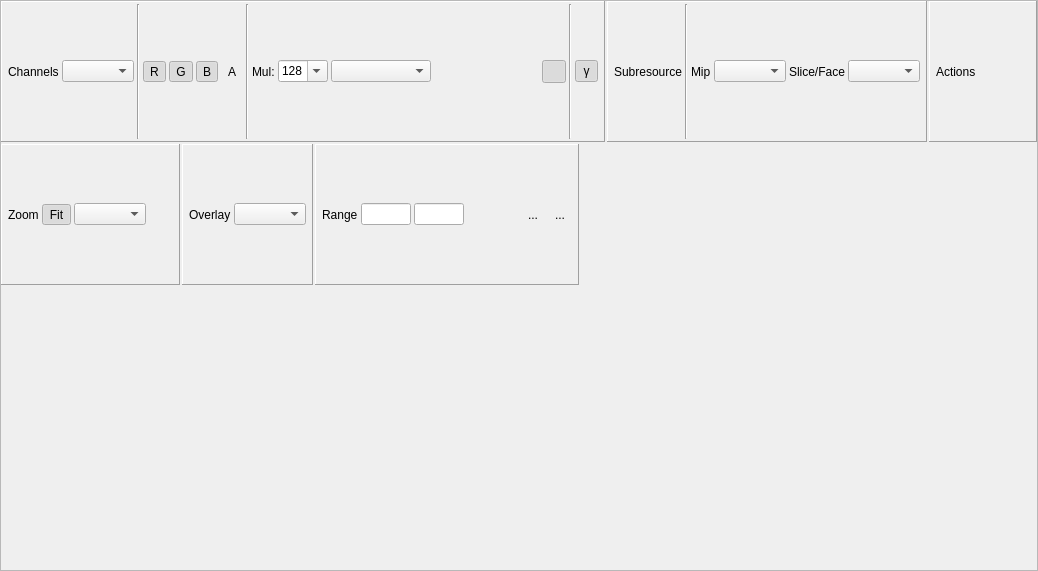
First picture: the form in qrenderdoc/Windows/TextureViewer.ui, repository baldurk/renderdoc, before the edit.
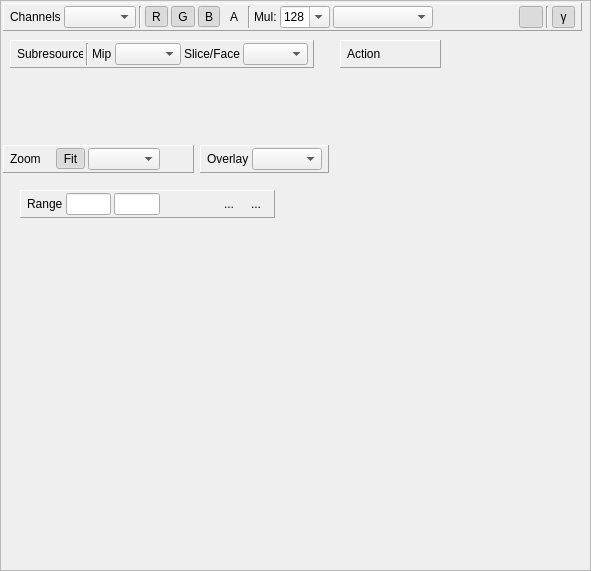
Second picture: the form after the edit. Icons and pictures are not drawn. Custom widgets are drawn as their Qt base class.

Commit message: Use FlowLayout for texture viewer toolbars, do layout at runtime

Patch:
```diff
--- a/qrenderdoc/Windows/TextureViewer.ui
+++ b/qrenderdoc/Windows/TextureViewer.ui
@@ -6,7 +6,7 @@
    <rect>
     <x>0</x>
     <y>0</y>
-    <width>1008</width>
+    <width>591</width>
     <height>571</height>
    </rect>
   </property>
@@ -19,26 +19,472 @@
   <property name="frameShadow">
    <enum>QFrame::Raised</enum>
   </property>
-  <layout class="QVBoxLayout" name="verticalLayout">
+  <widget class="ToolWindowManager" name="dockarea" native="true">
+   <property name="geometry">
+    <rect>
+     <x>70</x>
+     <y>420</y>
+     <width>119</width>
+     <height>100</height>
+    </rect>
+   </property>
+   <property name="minimumSize">
+    <size>
+     <width>100</width>
+     <height>100</height>
+    </size>
+   </property>
+  </widget>
+  <widget class="CustomPaintWidget" name="framerender" native="true">
+   <property name="geometry">
+    <rect>
+     <x>310</x>
+     <y>400</y>
+     <width>129</width>
+     <height>99</height>
+    </rect>
+   </property>
+   <property name="cursor">
+    <cursorShape>CrossCursor</cursorShape>
+   </property>
+   <property name="styleSheet">
+    <string notr="true"/>
+   </property>
+  </widget>
+  <widget class="QFrame" name="rangeToolbar">
+   <property name="geometry">
+    <rect>
+     <x>20</x>
+     <y>190</y>
+     <width>255</width>
+     <height>28</height>
+    </rect>
+   </property>
+   <property name="minimumSize">
+    <size>
+     <width>0</width>
+     <height>28</height>
+    </size>
+   </property>
+   <property name="frameShape">
+    <enum>QFrame::Panel</enum>
+   </property>
+   <property name="frameShadow">
+    <enum>QFrame::Raised</enum>
+   </property>
+   <layout class="QHBoxLayout" name="horizontalLayout_7">
    <property name="spacing">
+     <number>3</number>
+    </property>
+    <property name="leftMargin">
+     <number>6</number>
+    </property>
+    <property name="topMargin">
     <number>2</number>
    </property>
+    <property name="rightMargin">
+     <number>6</number>
+    </property>
+    <property name="bottomMargin">
+     <number>2</number>
+    </property>
+    <item>
+     <widget class="QLabel" name="label_5">
+      <property name="text">
+       <string>Range</string>
+      </property>
+     </widget>
+    </item>
+    <item>
+     <widget class="QLineEdit" name="lineEdit">
+      <property name="sizePolicy">
+       <sizepolicy hsizetype="Preferred" vsizetype="Fixed">
+        <horstretch>0</horstretch>
+        <verstretch>0</verstretch>
+       </sizepolicy>
+      </property>
+      <property name="maximumSize">
+       <size>
+        <width>50</width>
+        <height>16777215</height>
+       </size>
+      </property>
+     </widget>
+    </item>
+    <item>
+     <widget class="QLineEdit" name="lineEdit_2">
+      <property name="sizePolicy">
+       <sizepolicy hsizetype="Preferred" vsizetype="Fixed">
+        <horstretch>0</horstretch>
+        <verstretch>0</verstretch>
+       </sizepolicy>
+      </property>
+      <property name="maximumSize">
+       <size>
+        <width>50</width>
+        <height>16777215</height>
+       </size>
+      </property>
+     </widget>
+    </item>
+    <item>
+     <widget class="QToolButton" name="toolButton_16">
+      <property name="text">
+       <string/>
+      </property>
+      <property name="icon">
+       <iconset resource="../resources.qrc">
+        <normaloff>:/Resources/zoom.png</normaloff>:/Resources/zoom.png</iconset>
+      </property>
+      <property name="autoRaise">
+       <bool>true</bool>
+      </property>
+     </widget>
+    </item>
+    <item>
+     <widget class="QToolButton" name="toolButton_18">
+      <property name="text">
+       <string/>
+      </property>
+      <property name="icon">
+       <iconset resource="../resources.qrc">
+        <normaloff>:/Resources/wand.png</normaloff>:/Resources/wand.png</iconset>
+      </property>
+      <property name="autoRaise">
+       <bool>true</bool>
+      </property>
+     </widget>
+    </item>
+    <item>
+     <widget class="QToolButton" name="toolButton_17">
+      <property name="text">
+       <string>...</string>
+      </property>
+      <property name="icon">
+       <iconset resource="../resources.qrc">
+        <normaloff>:/Resources/arrow_undo.png</normaloff>:/Resources/arrow_undo.png</iconset>
+      </property>
+      <property name="autoRaise">
+       <bool>true</bool>
+      </property>
+     </widget>
+    </item>
+    <item>
+     <widget class="QToolButton" name="toolButton_3">
+      <property name="text">
+       <string>...</string>
+      </property>
+      <property name="icon">
+       <iconset resource="../resources.qrc">
+        <normaloff>:/Resources/chart_curve.png</normaloff>:/Resources/chart_curve.png</iconset>
+      </property>
+      <property name="autoRaise">
+       <bool>true</bool>
+      </property>
+     </widget>
+    </item>
+   </layout>
+  </widget>
+  <widget class="QFrame" name="overlayToolbar">
+   <property name="geometry">
+    <rect>
+     <x>200</x>
+     <y>145</y>
+     <width>129</width>
+     <height>28</height>
+    </rect>
+   </property>
+   <property name="minimumSize">
+    <size>
+     <width>0</width>
+     <height>28</height>
+    </size>
+   </property>
+   <property name="frameShape">
+    <enum>QFrame::Panel</enum>
+   </property>
+   <property name="frameShadow">
+    <enum>QFrame::Raised</enum>
+   </property>
+   <layout class="QHBoxLayout" name="horizontalLayout_8">
+    <property name="spacing">
+     <number>3</number>
+    </property>
    <property name="leftMargin">
-    <number>0</number>
+     <number>6</number>
    </property>
    <property name="topMargin">
-    <number>0</number>
+     <number>2</number>
    </property>
    <property name="rightMargin">
-    <number>0</number>
+     <number>6</number>
    </property>
    <property name="bottomMargin">
-    <number>0</number>
+     <number>2</number>
    </property>
    <item>
-    <layout class="QHBoxLayout" name="horizontalLayout_2">
+     <widget class="QLabel" name="label_4">
+      <property name="text">
+       <string>Overlay</string>
+      </property>
+     </widget>
+    </item>
      <item>
-      <widget class="QFrame" name="frame">
+     <widget class="QComboBox" name="comboBox_4"/>
+    </item>
+   </layout>
+  </widget>
+  <widget class="QFrame" name="zoomToolbar">
+   <property name="geometry">
+    <rect>
+     <x>3</x>
+     <y>145</y>
+     <width>191</width>
+     <height>28</height>
+    </rect>
+   </property>
+   <property name="minimumSize">
+    <size>
+     <width>0</width>
+     <height>28</height>
+    </size>
+   </property>
+   <property name="frameShape">
+    <enum>QFrame::Panel</enum>
+   </property>
+   <property name="frameShadow">
+    <enum>QFrame::Raised</enum>
+   </property>
+   <layout class="QHBoxLayout" name="horizontalLayout_9">
+    <property name="spacing">
+     <number>3</number>
+    </property>
+    <property name="leftMargin">
+     <number>6</number>
+    </property>
+    <property name="topMargin">
+     <number>2</number>
+    </property>
+    <property name="rightMargin">
+     <number>6</number>
+    </property>
+    <property name="bottomMargin">
+     <number>2</number>
+    </property>
+    <item>
+     <widget class="QLabel" name="label_2">
+      <property name="text">
+       <string>Zoom</string>
+      </property>
+     </widget>
+    </item>
+    <item>
+     <widget class="QToolButton" name="toolButton_14">
+      <property name="text">
+       <string>Fit</string>
+      </property>
+      <property name="icon">
+       <iconset resource="../resources.qrc">
+        <normaloff>:/Resources/fit_window.png</normaloff>:/Resources/fit_window.png</iconset>
+      </property>
+      <property name="checkable">
+       <bool>true</bool>
+      </property>
+      <property name="checked">
+       <bool>true</bool>
+      </property>
+      <property name="toolButtonStyle">
+       <enum>Qt::ToolButtonTextBesideIcon</enum>
+      </property>
+      <property name="autoRaise">
+       <bool>true</bool>
+      </property>
+     </widget>
+    </item>
+    <item>
+     <widget class="QComboBox" name="comboBox_3"/>
+    </item>
+    <item>
+     <widget class="QToolButton" name="toolButton_15">
+      <property name="text">
+       <string/>
+      </property>
+      <property name="icon">
+       <iconset resource="../resources.qrc">
+        <normaloff>:/Resources/flip_y.png</normaloff>:/Resources/flip_y.png</iconset>
+      </property>
+      <property name="checkable">
+       <bool>true</bool>
+      </property>
+      <property name="autoRaise">
+       <bool>true</bool>
+      </property>
+     </widget>
+    </item>
+   </layout>
+  </widget>
+  <widget class="QFrame" name="actionToolbar">
+   <property name="geometry">
+    <rect>
+     <x>340</x>
+     <y>40</y>
+     <width>101</width>
+     <height>28</height>
+    </rect>
+   </property>
+   <property name="minimumSize">
+    <size>
+     <width>0</width>
+     <height>28</height>
+    </size>
+   </property>
+   <property name="frameShape">
+    <enum>QFrame::Panel</enum>
+   </property>
+   <property name="frameShadow">
+    <enum>QFrame::Raised</enum>
+   </property>
+   <layout class="QHBoxLayout" name="horizontalLayout_4">
+    <property name="spacing">
+     <number>3</number>
+    </property>
+    <property name="leftMargin">
+     <number>6</number>
+    </property>
+    <property name="topMargin">
+     <number>2</number>
+    </property>
+    <property name="rightMargin">
+     <number>6</number>
+    </property>
+    <property name="bottomMargin">
+     <number>2</number>
+    </property>
+    <item>
+     <widget class="QLabel" name="label_6">
+      <property name="text">
+       <string>Actions</string>
+      </property>
+     </widget>
+    </item>
+    <item>
+     <widget class="QToolButton" name="toolButton">
+      <property name="text">
+       <string/>
+      </property>
+      <property name="icon">
+       <iconset resource="../resources.qrc">
+        <normaloff>:/Resources/save.png</normaloff>:/Resources/save.png</iconset>
+      </property>
+      <property name="autoRaise">
+       <bool>true</bool>
+      </property>
+     </widget>
+    </item>
+    <item>
+     <widget class="QToolButton" name="toolButton_2">
+      <property name="text">
+       <string/>
+      </property>
+      <property name="icon">
+       <iconset resource="../resources.qrc">
+        <normaloff>:/Resources/page_white_link.png</normaloff>:/Resources/page_white_link.png</iconset>
+      </property>
+      <property name="autoRaise">
+       <bool>true</bool>
+      </property>
+     </widget>
+    </item>
+   </layout>
+  </widget>
+  <widget class="QFrame" name="subresourceToolbar">
+   <property name="geometry">
+    <rect>
+     <x>10</x>
+     <y>40</y>
+     <width>304</width>
+     <height>28</height>
+    </rect>
+   </property>
+   <property name="minimumSize">
+    <size>
+     <width>0</width>
+     <height>28</height>
+    </size>
+   </property>
+   <property name="frameShape">
+    <enum>QFrame::Panel</enum>
+   </property>
+   <property name="frameShadow">
+    <enum>QFrame::Raised</enum>
+   </property>
+   <layout class="QHBoxLayout" name="horizontalLayout_6">
+    <property name="spacing">
+     <number>3</number>
+    </property>
+    <property name="leftMargin">
+     <number>6</number>
+    </property>
+    <property name="topMargin">
+     <number>2</number>
+    </property>
+    <property name="rightMargin">
+     <number>6</number>
+    </property>
+    <property name="bottomMargin">
+     <number>2</number>
+    </property>
+    <item>
+     <widget class="QLabel" name="label_3">
+      <property name="text">
+       <string>Subresource</string>
+      </property>
+     </widget>
+    </item>
+    <item>
+     <widget class="Line" name="line">
+      <property name="orientation">
+       <enum>Qt::Vertical</enum>
+      </property>
+     </widget>
+    </item>
+    <item>
+     <widget class="QLabel" name="label_8">
+      <property name="text">
+       <string>Mip</string>
+      </property>
+     </widget>
+    </item>
+    <item>
+     <widget class="QComboBox" name="comboBox_2"/>
+    </item>
+    <item>
+     <widget class="QLabel" name="label_9">
+      <property name="text">
+       <string>Slice/Face</string>
+      </property>
+     </widget>
+    </item>
+    <item>
+     <widget class="QComboBox" name="comboBox_7"/>
+    </item>
+   </layout>
+  </widget>
+  <widget class="QFrame" name="channelsToolbar">
+   <property name="geometry">
+    <rect>
+     <x>3</x>
+     <y>3</y>
+     <width>579</width>
+     <height>28</height>
+    </rect>
+   </property>
+   <property name="minimumSize">
+    <size>
+     <width>0</width>
+     <height>28</height>
+    </size>
+   </property>
        <property name="frameShape">
         <enum>QFrame::Panel</enum>
        </property>
@@ -314,419 +760,6 @@
         </item>
        </layout>
       </widget>
-     </item>
-     <item>
-      <widget class="QFrame" name="frame_4">
-       <property name="frameShape">
-        <enum>QFrame::Panel</enum>
-       </property>
-       <property name="frameShadow">
-        <enum>QFrame::Raised</enum>
-       </property>
-       <layout class="QHBoxLayout" name="horizontalLayout_6">
-        <property name="spacing">
-         <number>3</number>
-        </property>
-        <property name="leftMargin">
-         <number>6</number>
-        </property>
-        <property name="topMargin">
-         <number>2</number>
-        </property>
-        <property name="rightMargin">
-         <number>6</number>
-        </property>
-        <property name="bottomMargin">
-         <number>2</number>
-        </property>
-        <item>
-         <widget class="QLabel" name="label_3">
-          <property name="text">
-           <string>Subresource</string>
-          </property>
-         </widget>
-        </item>
-        <item>
-         <widget class="Line" name="line">
-          <property name="orientation">
-           <enum>Qt::Vertical</enum>
-          </property>
-         </widget>
-        </item>
-        <item>
-         <widget class="QLabel" name="label_8">
-          <property name="text">
-           <string>Mip</string>
-          </property>
-         </widget>
-        </item>
-        <item>
-         <widget class="QComboBox" name="comboBox_2"/>
-        </item>
-        <item>
-         <widget class="QLabel" name="label_9">
-          <property name="text">
-           <string>Slice/Face</string>
-          </property>
-         </widget>
-        </item>
-        <item>
-         <widget class="QComboBox" name="comboBox_7"/>
-        </item>
-       </layout>
-      </widget>
-     </item>
-     <item>
-      <widget class="QFrame" name="frame_5">
-       <property name="frameShape">
-        <enum>QFrame::Panel</enum>
-       </property>
-       <property name="frameShadow">
-        <enum>QFrame::Raised</enum>
-       </property>
-       <layout class="QHBoxLayout" name="horizontalLayout_4">
-        <property name="spacing">
-         <number>3</number>
-        </property>
-        <property name="leftMargin">
-         <number>6</number>
-        </property>
-        <property name="topMargin">
-         <number>2</number>
-        </property>
-        <property name="rightMargin">
-         <number>6</number>
-        </property>
-        <property name="bottomMargin">
-         <number>2</number>
-        </property>
-        <item>
-         <widget class="QLabel" name="label_6">
-          <property name="text">
-           <string>Actions</string>
-          </property>
-         </widget>
-        </item>
-        <item>
-         <widget class="QToolButton" name="toolButton">
-          <property name="text">
-           <string/>
-          </property>
-          <property name="icon">
-           <iconset resource="../resources.qrc">
-            <normaloff>:/Resources/save.png</normaloff>:/Resources/save.png</iconset>
-          </property>
-          <property name="autoRaise">
-           <bool>true</bool>
-          </property>
-         </widget>
-        </item>
-        <item>
-         <widget class="QToolButton" name="toolButton_2">
-          <property name="text">
-           <string/>
-          </property>
-          <property name="icon">
-           <iconset resource="../resources.qrc">
-            <normaloff>:/Resources/page_white_link.png</normaloff>:/Resources/page_white_link.png</iconset>
-          </property>
-          <property name="autoRaise">
-           <bool>true</bool>
-          </property>
-         </widget>
-        </item>
-       </layout>
-      </widget>
-     </item>
-     <item>
-      <spacer name="horizontalSpacer_7">
-       <property name="orientation">
-        <enum>Qt::Horizontal</enum>
-       </property>
-       <property name="sizeHint" stdset="0">
-        <size>
-         <width>40</width>
-         <height>20</height>
-        </size>
-       </property>
-      </spacer>
-     </item>
-    </layout>
-   </item>
-   <item>
-    <layout class="QHBoxLayout" name="horizontalLayout_3">
-     <item>
-      <widget class="QFrame" name="frame_2">
-       <property name="frameShape">
-        <enum>QFrame::Panel</enum>
-       </property>
-       <property name="frameShadow">
-        <enum>QFrame::Raised</enum>
-       </property>
-       <layout class="QHBoxLayout" name="horizontalLayout_9">
-        <property name="spacing">
-         <number>3</number>
-        </property>
-        <property name="leftMargin">
-         <number>6</number>
-        </property>
-        <property name="topMargin">
-         <number>2</number>
-        </property>
-        <property name="rightMargin">
-         <number>6</number>
-        </property>
-        <property name="bottomMargin">
-         <number>2</number>
-        </property>
-        <item>
-         <widget class="QLabel" name="label_2">
-          <property name="text">
-           <string>Zoom</string>
-          </property>
-         </widget>
-        </item>
-        <item>
-         <widget class="QToolButton" name="toolButton_14">
-          <property name="text">
-           <string>Fit</string>
-          </property>
-          <property name="icon">
-           <iconset resource="../resources.qrc">
-            <normaloff>:/Resources/fit_window.png</normaloff>:/Resources/fit_window.png</iconset>
-          </property>
-          <property name="checkable">
-           <bool>true</bool>
-          </property>
-          <property name="checked">
-           <bool>true</bool>
-          </property>
-          <property name="toolButtonStyle">
-           <enum>Qt::ToolButtonTextBesideIcon</enum>
-          </property>
-          <property name="autoRaise">
-           <bool>true</bool>
-          </property>
-         </widget>
-        </item>
-        <item>
-         <widget class="QComboBox" name="comboBox_3"/>
-        </item>
-        <item>
-         <widget class="QToolButton" name="toolButton_15">
-          <property name="text">
-           <string/>
-          </property>
-          <property name="icon">
-           <iconset resource="../resources.qrc">
-            <normaloff>:/Resources/flip_y.png</normaloff>:/Resources/flip_y.png</iconset>
-          </property>
-          <property name="checkable">
-           <bool>true</bool>
-          </property>
-          <property name="autoRaise">
-           <bool>true</bool>
-          </property>
-         </widget>
-        </item>
-       </layout>
-      </widget>
-     </item>
-     <item>
-      <widget class="QFrame" name="frame_3">
-       <property name="frameShape">
-        <enum>QFrame::Panel</enum>
-       </property>
-       <property name="frameShadow">
-        <enum>QFrame::Raised</enum>
-       </property>
-       <layout class="QHBoxLayout" name="horizontalLayout_8">
-        <property name="spacing">
-         <number>3</number>
-        </property>
-        <property name="leftMargin">
-         <number>6</number>
-        </property>
-        <property name="topMargin">
-         <number>2</number>
-        </property>
-        <property name="rightMargin">
-         <number>6</number>
-        </property>
-        <property name="bottomMargin">
-         <number>2</number>
-        </property>
-        <item>
-         <widget class="QLabel" name="label_4">
-          <property name="text">
-           <string>Overlay</string>
-          </property>
-         </widget>
-        </item>
-        <item>
-         <widget class="QComboBox" name="comboBox_4"/>
-        </item>
-       </layout>
-      </widget>
-     </item>
-     <item>
-      <widget class="QFrame" name="frame_6">
-       <property name="frameShape">
-        <enum>QFrame::Panel</enum>
-       </property>
-       <property name="frameShadow">
-        <enum>QFrame::Raised</enum>
-       </property>
-       <layout class="QHBoxLayout" name="horizontalLayout_7">
-        <property name="spacing">
-         <number>3</number>
-        </property>
-        <property name="leftMargin">
-         <number>6</number>
-        </property>
-        <property name="topMargin">
-         <number>2</number>
-        </property>
-        <property name="rightMargin">
-         <number>6</number>
-        </property>
-        <property name="bottomMargin">
-         <number>2</number>
-        </property>
-        <item>
-         <widget class="QLabel" name="label_5">
-          <property name="text">
-           <string>Range</string>
-          </property>
-         </widget>
-        </item>
-        <item>
-         <widget class="QLineEdit" name="lineEdit">
-          <property name="sizePolicy">
-           <sizepolicy hsizetype="Preferred" vsizetype="Fixed">
-            <horstretch>0</horstretch>
-            <verstretch>0</verstretch>
-           </sizepolicy>
-          </property>
-          <property name="maximumSize">
-           <size>
-            <width>50</width>
-            <height>16777215</height>
-           </size>
-          </property>
-         </widget>
-        </item>
-        <item>
-         <widget class="QLineEdit" name="lineEdit_2">
-          <property name="sizePolicy">
-           <sizepolicy hsizetype="Preferred" vsizetype="Fixed">
-            <horstretch>0</horstretch>
-            <verstretch>0</verstretch>
-           </sizepolicy>
-          </property>
-          <property name="maximumSize">
-           <size>
-            <width>50</width>
-            <height>16777215</height>
-           </size>
-          </property>
-         </widget>
-        </item>
-        <item>
-         <widget class="QToolButton" name="toolButton_16">
-          <property name="text">
-           <string/>
-          </property>
-          <property name="icon">
-           <iconset resource="../resources.qrc">
-            <normaloff>:/Resources/zoom.png</normaloff>:/Resources/zoom.png</iconset>
-          </property>
-          <property name="autoRaise">
-           <bool>true</bool>
-          </property>
-         </widget>
-        </item>
-        <item>
-         <widget class="QToolButton" name="toolButton_18">
-          <property name="text">
-           <string/>
-          </property>
-          <property name="icon">
-           <iconset resource="../resources.qrc">
-            <normaloff>:/Resources/wand.png</normaloff>:/Resources/wand.png</iconset>
-          </property>
-          <property name="autoRaise">
-           <bool>true</bool>
-          </property>
-         </widget>
-        </item>
-        <item>
-         <widget class="QToolButton" name="toolButton_17">
-          <property name="text">
-           <string>...</string>
-          </property>
-          <property name="icon">
-           <iconset resource="../resources.qrc">
-            <normaloff>:/Resources/arrow_undo.png</normaloff>:/Resources/arrow_undo.png</iconset>
-          </property>
-          <property name="autoRaise">
-           <bool>true</bool>
-          </property>
-         </widget>
-        </item>
-        <item>
-         <widget class="QToolButton" name="toolButton_3">
-          <property name="text">
-           <string>...</string>
-          </property>
-          <property name="icon">
-           <iconset resource="../resources.qrc">
-            <normaloff>:/Resources/chart_curve.png</normaloff>:/Resources/chart_curve.png</iconset>
-          </property>
-          <property name="autoRaise">
-           <bool>true</bool>
-          </property>
-         </widget>
-        </item>
-       </layout>
-      </widget>
-     </item>
-     <item>
-      <spacer name="horizontalSpacer">
-       <property name="orientation">
-        <enum>Qt::Horizontal</enum>
-       </property>
-       <property name="sizeHint" stdset="0">
-        <size>
-         <width>40</width>
-         <height>20</height>
-        </size>
-       </property>
-      </spacer>
-     </item>
-    </layout>
-   </item>
-   <item>
-    <widget class="ToolWindowManager" name="dockarea" native="true">
-     <property name="minimumSize">
-      <size>
-       <width>100</width>
-       <height>100</height>
-      </size>
-     </property>
-    </widget>
-   </item>
-   <item>
-    <widget class="CustomPaintWidget" name="framerender" native="true">
-     <property name="cursor">
-      <cursorShape>CrossCursor</cursorShape>
-     </property>
-     <property name="styleSheet">
-      <string notr="true">CustomPaintWidget{border:1px black solid;}</string>
-     </property>
-    </widget>
-   </item>
-  </layout>
  </widget>
  <customwidgets>
   <customwidget>
```
Lines whose indentation alone changed are shown as unchanged. The commit also changes 1 other file.
